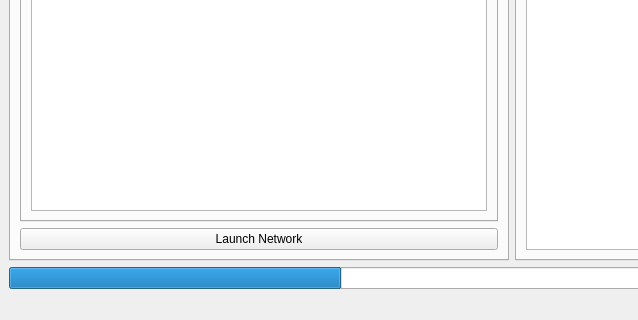
Above: src/gui/neuvisysgui.ui from comsee-research/Neuvisys before the change; both pictures show x 0 to 638 and y 456 to 776 of the 1402 by 776 pixel window. Below: the same form after it.
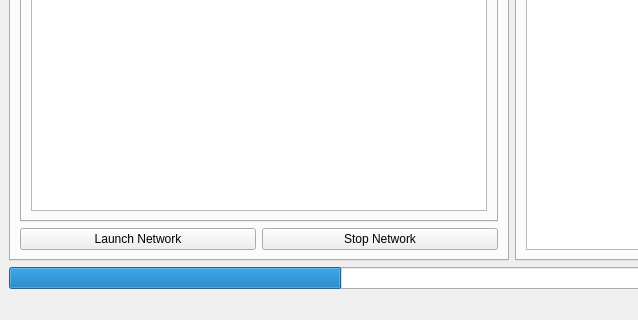
That is the form after the change. The open tabs and pages were chosen to show the change. Custom widgets are drawn as their Qt base class.

Diff of the .ui file:
```diff
--- a/src/gui/neuvisysgui.ui
+++ b/src/gui/neuvisysgui.ui
@@ -49,13 +49,6 @@
         <string>Launch Options</string>
        </attribute>
        <layout class="QGridLayout" name="gridLayout_2">
-        <item row="3" column="0">
-         <widget class="QPushButton" name="button_launch_network">
-          <property name="text">
-           <string>Launch Network</string>
-          </property>
-         </widget>
-        </item>
         <item row="1" column="0">
          <widget class="QTabWidget" name="tabWidget_3">
           <property name="currentIndex">
@@ -103,6 +96,24 @@
           </widget>
          </widget>
         </item>
+        <item row="3" column="0">
+         <layout class="QHBoxLayout" name="horizontalLayout_2">
+          <item>
+           <widget class="QPushButton" name="button_launch_network">
+            <property name="text">
+             <string>Launch Network</string>
+            </property>
+           </widget>
+          </item>
+          <item>
+           <widget class="QPushButton" name="button_stop_network">
+            <property name="text">
+             <string>Stop Network</string>
+            </property>
+           </widget>
+          </item>
+         </layout>
+        </item>
         <item row="0" column="0">
          <layout class="QGridLayout" name="gridLayout">
           <item row="1" column="0">
```
Left out of the diff: 3 changed lines with no effect on the pictures.
